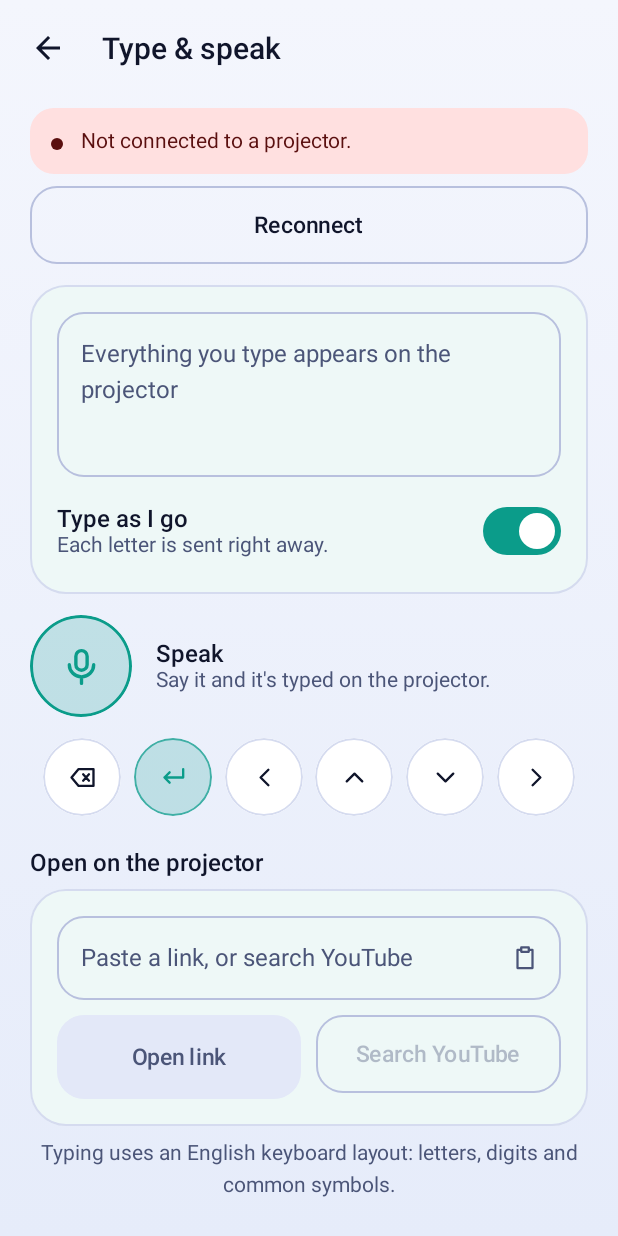
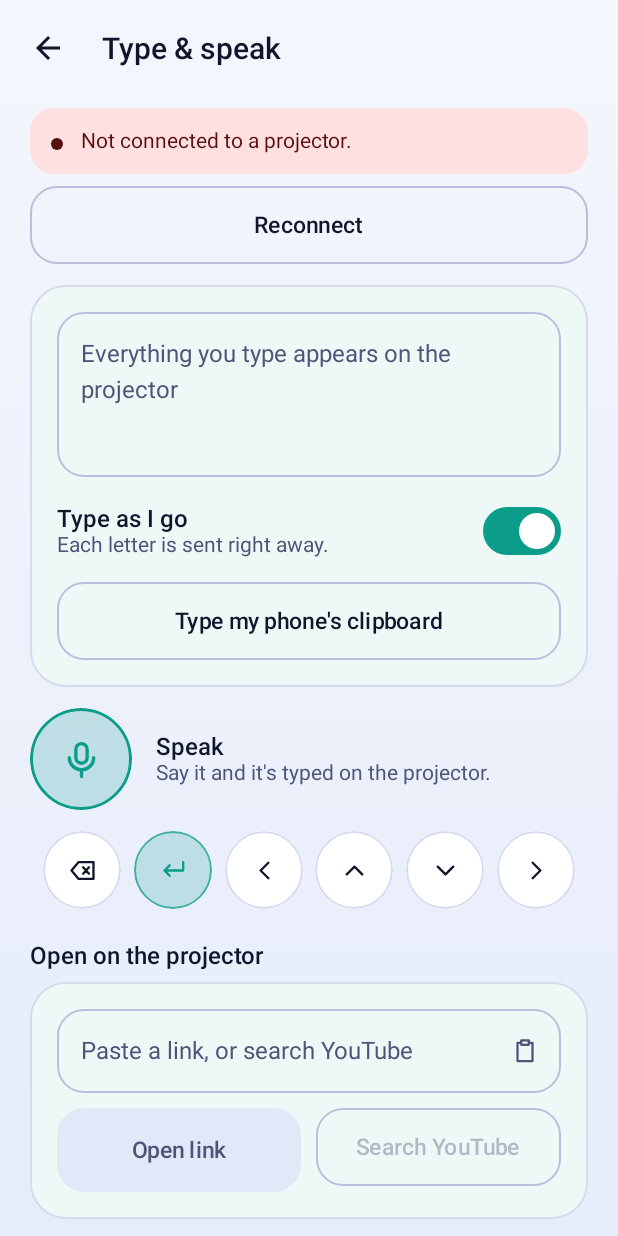
Before and after one commit to Yuvraj675/projector-control, an Android app built with Jetpack Compose: the composable KeyboardScreen shown on its own in the app's theme, on a phone screen of 412 x 824 dp. Run offline under Robolectric (Android 15) with nearby library versions, the phone set to English and light mode, and no system bars.

Commit message:
Open magnet and Stremio links, and type the phone's clipboard on the projector

```diff
--- a/app/src/main/kotlin/dev/keystone/auto/link/ProjectorTools.kt
+++ b/app/src/main/kotlin/dev/keystone/auto/link/ProjectorTools.kt
@@ -232,9 +232,10 @@ class ProjectorTools(private val sh: Shell) {
             else -> text.lineSequence().firstOrNull { it.contains("Failure") || it.contains("Error") }?.trim() ?: "The projector refused to install it: ${text.take(160)}"
         }
 
-        /** Accepts "youtu.be/x", "https://…" and rejects anything that is not a web link. */
+        /** Accepts "youtu.be/x", "https://…", magnet and stremio links; rejects anything else. */
         fun normaliseUrl(raw: String): String? {
-            val t = raw.trim().lines().firstOrNull { it.contains('.') }?.trim() ?: return null
+            val t = raw.trim().lines().firstOrNull { it.contains('.') || it.startsWith("magnet:") || it.startsWith("stremio:") }?.trim() ?: return null
+            if (t.startsWith("magnet:?") || t.startsWith("stremio://")) return t.takeIf { x -> x.none { it.isWhitespace() } }
             if (t.any { it.isWhitespace() }) return null
             val withScheme = if (Regex("^[a-zA-Z][a-zA-Z0-9+.-]*://").containsMatchIn(t)) t else "https://$t"
             return withScheme.takeIf { it.startsWith("http://") || it.startsWith("https://") }
--- a/app/src/main/kotlin/dev/keystone/auto/ui/screens/KeyboardScreen.kt
+++ b/app/src/main/kotlin/dev/keystone/auto/ui/screens/KeyboardScreen.kt
@@ -83,6 +83,8 @@ fun KeyboardScreen(vm: AppViewModel, autoStart: Boolean = true) {
                 }
                 Switch(live, { live = it })
             }
+            Spacer(Modifier.height(10.dp))
+            SecondaryButton("Type my phone's clipboard", { clipboardText(context)?.let { vm.typeText(it) } ?: run { vm.toast.value = "The clipboard is empty" } })
             if (!live) {
                 Spacer(Modifier.height(10.dp))
                 Row(horizontalArrangement = Arrangement.spacedBy(10.dp)) {
```
Also changed, not shown: 1 other file.
